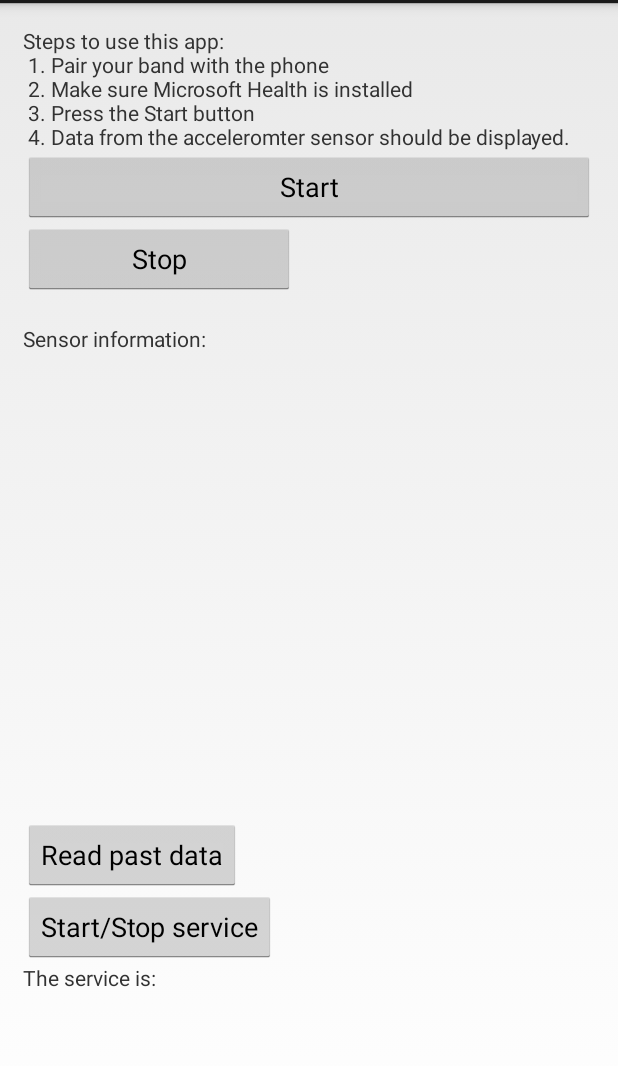
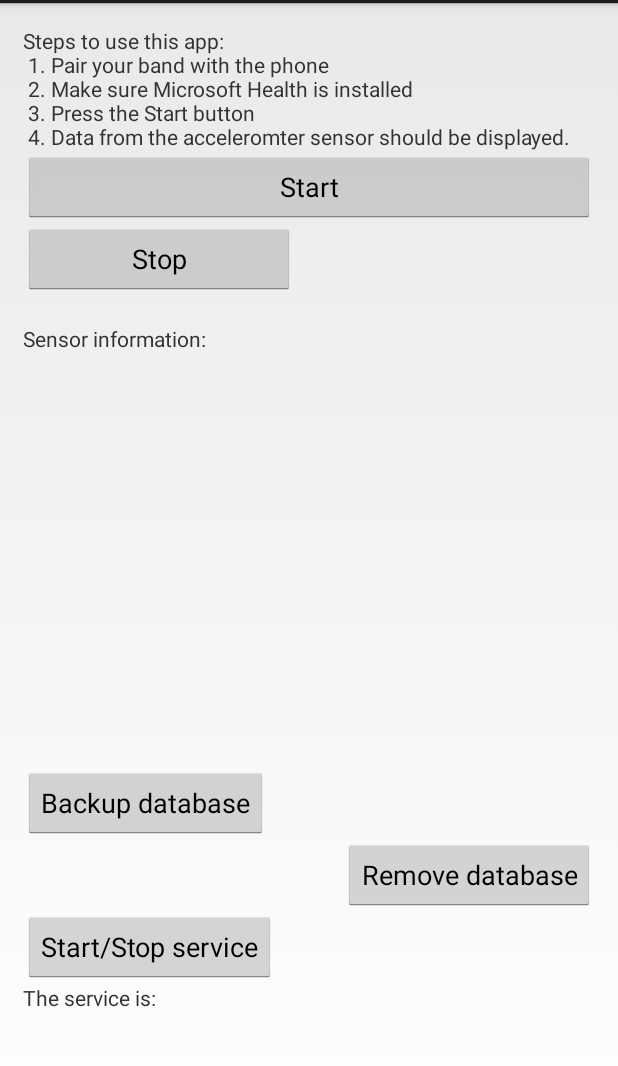
Before and after one commit to jonieva/DB, an Android app: the screen it shows after launch (BandStreamingAppActivity), on a phone screen of 412 x 824 dp, the part 69-1135 px from its top. Run offline under Robolectric (Android 15) with nearby library versions, the phone set to English and light mode, and no system bars.

Commit message:
Service and database working

```diff
--- a/app/src/main/java/diabeatIT/BandStreamingAppActivity.java
+++ b/app/src/main/java/diabeatIT/BandStreamingAppActivity.java
@@ -16,8 +16,6 @@
 //CONTRACT, TORT OR OTHERWISE, ARISING FROM, OUT OF OR IN CONNECTION WITH THE SOFTWARE OR THE USE OR OTHER DEALINGS
 //IN THE SOFTWARE.
 package diabeatIT;
-
-import com.microsoft.band.BandClient;
 
 import diabeatIT.streaming.R;
 
@@ -41,7 +39,8 @@ public class BandStreamingAppActivity extends Activity implements IOnTaskComplet
 	private BandStreamingAppActivity mainActivity = this;
 
 	private Button btnSaveData;
-	private Button btnReadData;
+	private Button backupDatabaseButton;
+	private Button removeDatabaseButton;
 	private TextView txtDataStatus;
 	private int currentHeartRate = 0;
 
@@ -83,12 +82,27 @@ public class BandStreamingAppActivity extends Activity implements IOnTaskComplet
 			}
 		});
 
-		this.btnReadData = (Button) findViewById(R.id.btnReadData);
-		this.btnReadData.setOnClickListener(new OnClickListener() {
+		this.backupDatabaseButton = (Button) findViewById(R.id.backupDatabaseButton);
+		this.backupDatabaseButton.setOnClickListener(new OnClickListener() {
 			@Override
 			public void onClick(View v) {
 				try {
-					printReadings();
+					bandManager.backupDatabase();
+//					printReadings();
+					appendToUI("Backup finished!");
+				} catch (Exception ex) {
+					showException(ex.getMessage());
+				}
+			}
+		});
+
+		this.removeDatabaseButton = (Button) findViewById(R.id.removeDatabaseButton);
+		this.removeDatabaseButton.setOnClickListener(new OnClickListener() {
+			@Override
+			public void onClick(View v) {
+				try {
+					bandManager.removeDatabases();
+					appendToUI("Database removed!");
 				} catch (Exception ex) {
 					showException(ex.getMessage());
 				}
--- a/app/src/main/res/layout/activity_main.xml
+++ b/app/src/main/res/layout/activity_main.xml
@@ -52,8 +52,15 @@
     <Button
         android:layout_width="wrap_content"
         android:layout_height="wrap_content"
-        android:text="Read past data"
-        android:id="@+id/btnReadData" />
+        android:text="Backup database"
+        android:id="@+id/backupDatabaseButton" />
+
+    <Button
+        android:layout_width="wrap_content"
+        android:layout_height="wrap_content"
+        android:text="Remove database"
+        android:id="@+id/removeDatabaseButton"
+        android:layout_gravity="right" />
 
     <Button
         android:layout_width="wrap_content"
```
Also changed, not shown: app/src/main/AndroidManifest.xml (+3 -4 lines), app/src/main/java/diabeatIT/BandManager.java (+32 -10 lines), app/src/main/java/diabeatIT/DiabeatITDbHelper.java (+62 -15 lines), app/src/main/java/diabeatIT/RecordBandDataIntentService.java (+14 -7 lines), 3 other files.
